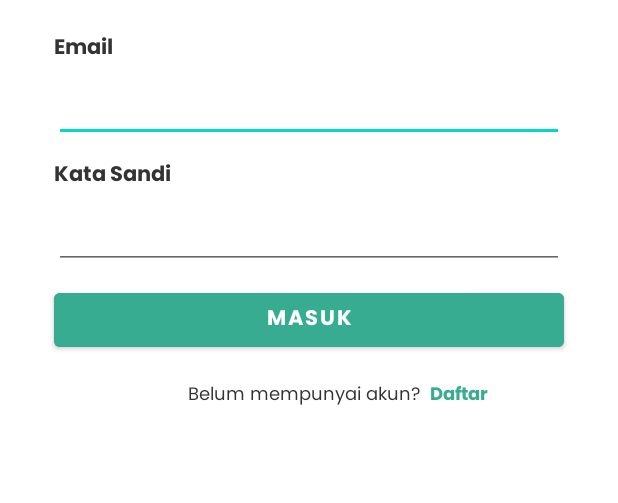
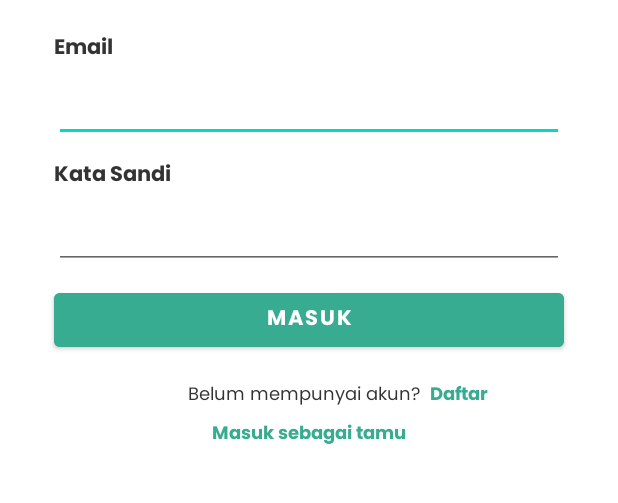
Before and after one commit to hyponicteam/hyponic-mobile, an Android app: the screen it shows after launch (LoginActivity), on a phone screen of 412 x 824 dp, the part 260-763 px from its top. Run offline under Robolectric (Android 15) with nearby library versions, the phone set to English and light mode, and no system bars; libraries missing offline, so code that uses them is left out: com.androidnetworking, com.androidnetworking.common, com.androidnetworking.error, com.androidnetworking.interfaces; 1 statement that could not run was skipped.

Commit message:
menambahkan button login sebagai guest

```diff
--- a/app/src/main/res/layout/activity_login.xml
+++ b/app/src/main/res/layout/activity_login.xml
@@ -158,4 +158,17 @@
         app:layout_constraintTop_toTopOf="parent"
         tools:visibility="visible" />
 
-    </androidx.constraintlayout.widget.ConstraintLayout>
+    <TextView
+        android:id="@+id/loginAsGuest"
+        android:layout_width="wrap_content"
+        android:layout_height="wrap_content"
+        android:layout_marginTop="5dp"
+        android:text="Masuk sebagai tamu"
+        android:fontFamily="@font/poppins_bold"
+        android:textColor="@color/buttonHyponic"
+        android:textSize="12sp"
+        app:layout_constraintEnd_toEndOf="parent"
+        app:layout_constraintStart_toStartOf="parent"
+        app:layout_constraintTop_toBottomOf="@+id/opsidaftar" />
+
+</androidx.constraintlayout.widget.ConstraintLayout>
```
Also changed, not shown: app/src/main/java/com/penshyponic/hyponic/LoginActivity.java (+9 -8 lines).
